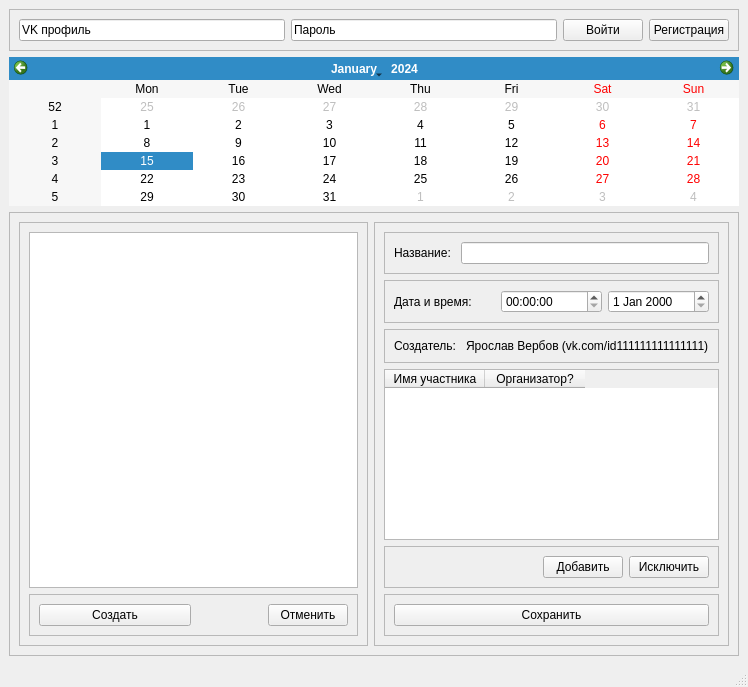
The window that verbov-client/mainwindow.ui (valeriy-zainullin/yaroslav-project) describes before a commit, drawn with Qt 5.
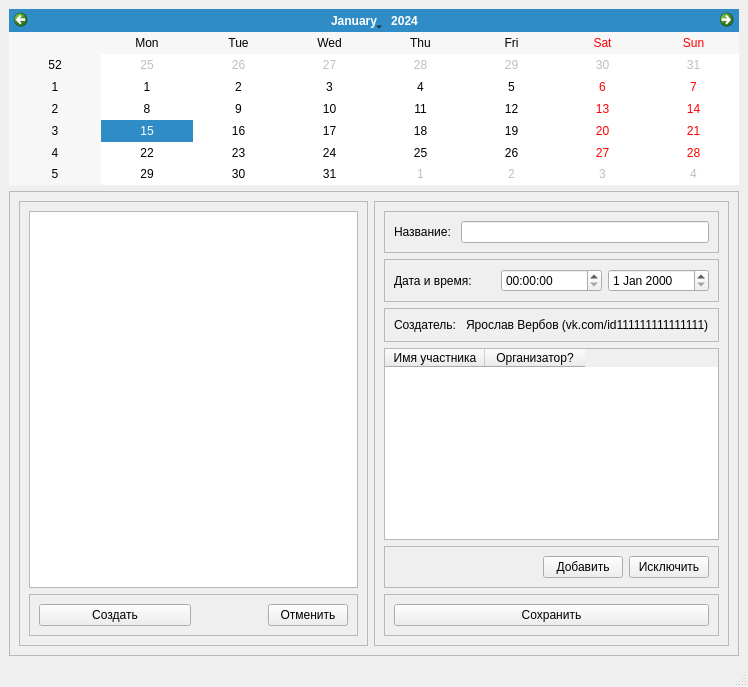
The same window after the commit.

```diff
--- a/verbov-client/mainwindow.ui
+++ b/verbov-client/mainwindow.ui
@@ -15,46 +15,6 @@
   </property>
   <widget class="QWidget" name="centralwidget">
    <layout class="QVBoxLayout" name="verticalLayout_2">
-    <item>
-     <widget class="QFrame" name="frame">
-      <property name="frameShape">
-       <enum>QFrame::Shape::StyledPanel</enum>
-      </property>
-      <property name="frameShadow">
-       <enum>QFrame::Shadow::Raised</enum>
-      </property>
-      <layout class="QHBoxLayout" name="horizontalLayout">
-       <item>
-        <widget class="QLineEdit" name="lineEdit">
-         <property name="text">
-          <string>VK профиль</string>
-         </property>
-        </widget>
-       </item>
-       <item>
-        <widget class="QLineEdit" name="lineEdit_2">
-         <property name="text">
-          <string>Пароль</string>
-         </property>
-        </widget>
-       </item>
-       <item>
-        <widget class="QPushButton" name="pushButton">
-         <property name="text">
-          <string>Войти</string>
-         </property>
-        </widget>
-       </item>
-       <item>
-        <widget class="QPushButton" name="pushButton_2">
-         <property name="text">
-          <string>Регистрация</string>
-         </property>
-        </widget>
-       </item>
-      </layout>
-     </widget>
-    </item>
     <item>
      <widget class="QCalendarWidget" name="calendarWidget">
       <property name="enabled">
@@ -133,7 +93,7 @@
              <enum>QFrame::Shadow::Raised</enum>
             </property>
             <layout class="QHBoxLayout" name="horizontalLayout_3">
-             <item>
+             <item alignment="Qt::AlignmentFlag::AlignLeft">
               <widget class="QLabel" name="label">
                <property name="enabled">
                 <bool>true</bool>
@@ -186,7 +146,7 @@
              <enum>QFrame::Shadow::Raised</enum>
             </property>
             <layout class="QHBoxLayout" name="horizontalLayout_4">
-             <item>
+             <item alignment="Qt::AlignmentFlag::AlignLeft">
               <widget class="QLabel" name="label_3">
                <property name="text">
                 <string>Создатель: </string>
```
